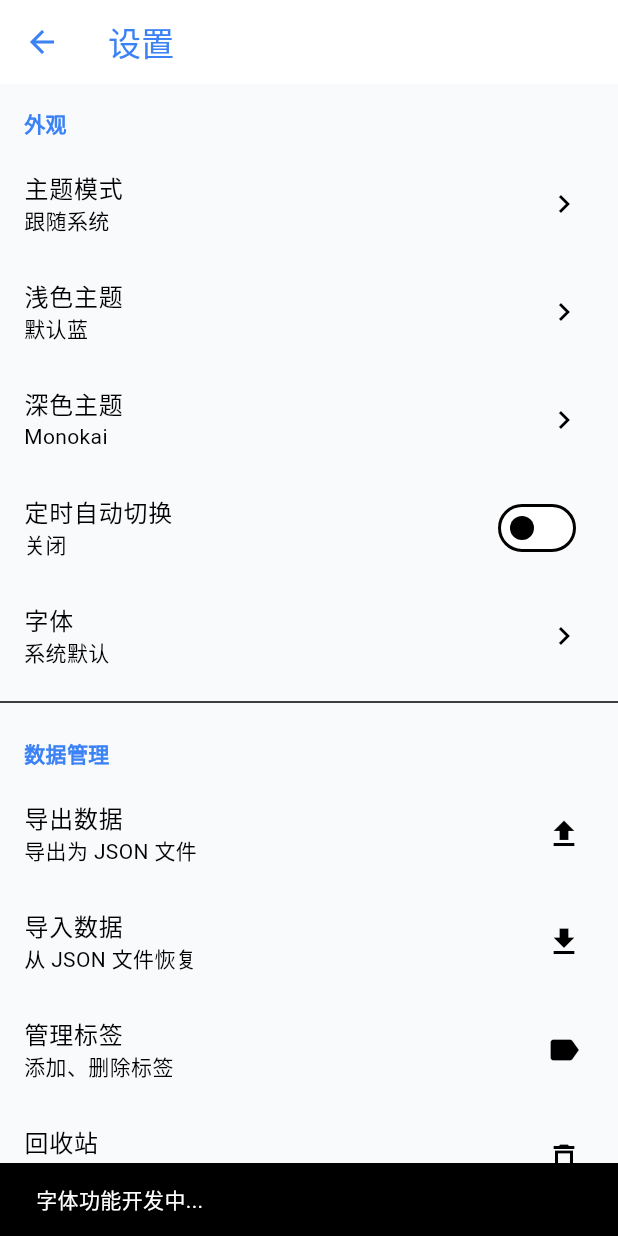
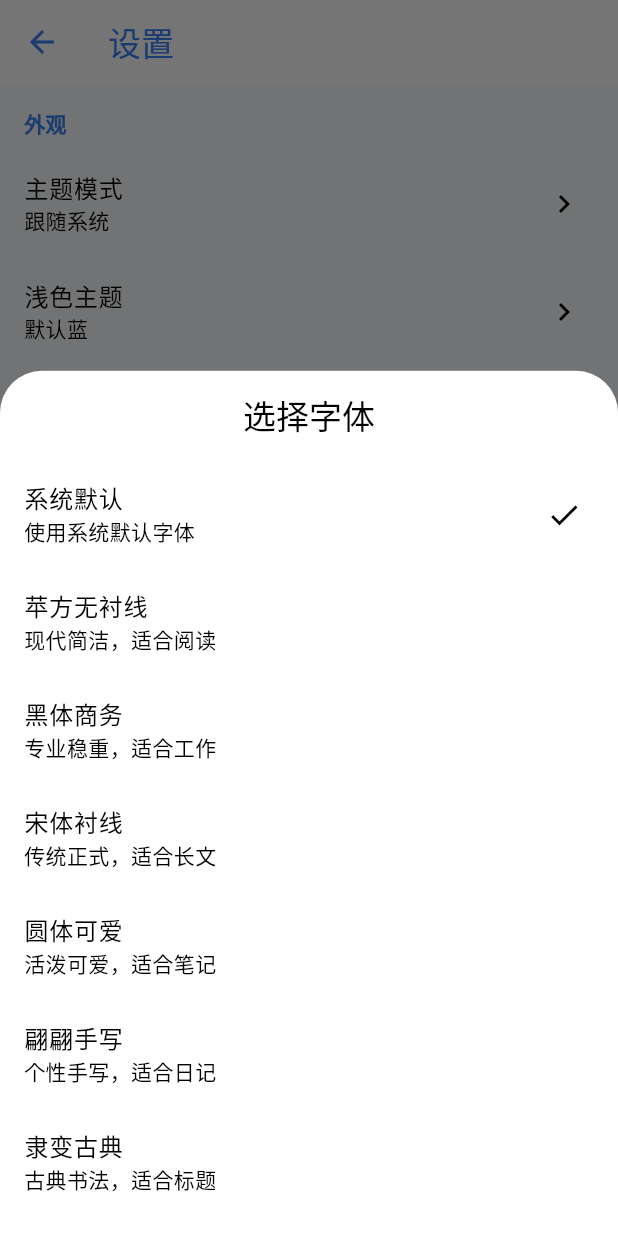
Before and after one commit to CyberYui/YuiTodo-Flutter, a Flutter app: the SettingsScreen screen opened directly, after a tap on "字体", on a phone screen of 412 x 824 dp. Run offline on Flutter 3.47's test engine with Material 3 defaults, Android fonts, the phone set to English and light mode, and no system bars; our stand-ins replace flutter_local_notifications, flutter_riverpod, sqflite, timezone; accounts and stored records are empty; Roboto replaces fonts that are missing (HanziPen SC, Heiti SC, Libian SC).

Commit message:
feat: font system, compact task card, theme improvements
- Implement font system with 10 Chinese + English font pairs
- Apply font to MaterialApp textTheme
- Compact task card layout: first row has color+icon+drag+title
- Fix theme picker bottom overflow with DraggableScrollableSheet
- Add font picker UI in settings

```diff
--- a/lib/core/theme/font_pairs.dart
+++ b/lib/core/theme/font_pairs.dart
@@ -1,6 +1,6 @@
 import 'package:flutter/material.dart';
 
-/// Font pairing system
+/// Font pairing system with system fonts
 class FontPair {
   final String name;
   final String? chineseFontFamily;
@@ -23,34 +23,58 @@ class AppFontPairs {
       description: '使用系统默认字体',
     ),
     FontPair(
-      name: '优雅黑体',
+      name: '苹方无衬线',
       chineseFontFamily: 'PingFang SC',
       englishFontFamily: 'SF Pro Display',
-      description: '苹方 + SF Pro，现代简洁',
+      description: '现代简洁，适合阅读',
     ),
     FontPair(
-      name: '经典宋体',
+      name: '黑体商务',
+      chineseFontFamily: 'Heiti SC',
+      englishFontFamily: 'Helvetica Neue',
+      description: '专业稳重，适合工作',
+    ),
+    FontPair(
+      name: '宋体衬线',
       chineseFontFamily: 'Songti SC',
       englishFontFamily: 'Georgia',
-      description: '宋体 + Georgia，传统正式',
+      description: '传统正式，适合长文',
     ),
     FontPair(
-      name: '可爱圆体',
+      name: '圆体可爱',
       chineseFontFamily: 'Yuanti SC',
       englishFontFamily: 'Nunito',
-      description: '圆体 + Nunito，活泼可爱',
+      description: '活泼可爱，适合笔记',
     ),
     FontPair(
-      name: '手写风格',
+      name: '翩翩手写',
       chineseFontFamily: 'HanziPen SC',
       englishFontFamily: 'Maple Mono',
-      description: '翩翩体 + Maple Mono，个性手写',
+      description: '个性手写，适合日记',
+    ),
+    FontPair(
+      name: '隶变古典',
+      chineseFontFamily: 'Libian SC',
+      englishFontFamily: 'Ma Shan Zheng',
+      description: '古典书法，适合标题',
+    ),
+    FontPair(
+      name: '娃娃童趣',
+      chineseFontFamily: 'Wawati SC',
+      englishFontFamily: 'Baloo 2',
+      description: '童趣活泼，适合轻松',
+    ),
+    FontPair(
+      name: '雅痞时尚',
+      chineseFontFamily: 'Yuppy SC',
+      englishFontFamily: 'Vibur',
+      description: '时尚潮流，适合个性',
     ),
     FontPair(
       name: '等宽代码',
       chineseFontFamily: 'Heiti SC',
       englishFontFamily: 'SF Mono',
-      description: '黑体 + SF Mono，技术感',
+      description: '技术感，适合代码',
     ),
   ];
 
--- a/lib/ui/screens/settings_screen.dart
+++ b/lib/ui/screens/settings_screen.dart
@@ -6,6 +6,9 @@ import '../../core/theme/font_pairs.dart';
 import '../screens/tag_management_screen.dart';
 import '../screens/recycle_bin_screen.dart';
 
+/// Font index provider
+final fontIndexProvider = StateProvider<int>((ref) => 0);
+
 class SettingsScreen extends ConsumerWidget {
   const SettingsScreen({super.key});
 
@@ -13,6 +16,7 @@ class SettingsScreen extends ConsumerWidget {
   Widget build(BuildContext context, WidgetRef ref) {
     final theme = Theme.of(context);
     final themeState = ref.watch(themeStateProvider);
+    final fontIndex = ref.watch(fontIndexProvider);
 
     return Scaffold(
       appBar: AppBar(
@@ -78,14 +82,9 @@ class SettingsScreen extends ConsumerWidget {
           // Font
           ListTile(
             title: const Text('字体'),
-            subtitle: Text('系统默认'),
+            subtitle: Text(AppFontPairs.getPair(fontIndex).name),
             trailing: const Icon(Icons.chevron_right),
-            onTap: () {
-              // TODO: Implement font picker
-              ScaffoldMessenger.of(context).showSnackBar(
-                const SnackBar(content: Text('字体功能开发中...')),
-              );
-            },
+            onTap: () => _showFontPicker(context, ref),
           ),
 
           const Divider(),
@@ -293,6 +292,52 @@ class SettingsScreen extends ConsumerWidget {
     );
   }
 
+  void _showFontPicker(BuildContext context, WidgetRef ref) {
+    showModalBottomSheet(
+      context: context,
+      isScrollControlled: true,
+      builder: (context) {
+        return DraggableScrollableSheet(
+          initialChildSize: 0.7,
+          minChildSize: 0.3,
+          maxChildSize: 0.9,
+          expand: false,
+          builder: (context, scrollController) {
+            return Column(
+              children: [
+                Padding(
+                  padding: const EdgeInsets.all(16),
+                  child: Text('选择字体', style: Theme.of(context).textTheme.titleLarge),
+                ),
+                Expanded(
+                  child: ListView.builder(
+                    controller: scrollController,
+                    itemCount: AppFontPairs.pairs.length,
+                    itemBuilder: (context, index) {
+                      final font = AppFontPairs.pairs[index];
+                      final currentIndex = ref.watch(fontIndexProvider);
+                      return ListTile(
+                        title: Text(font.name, style: TextStyle(fontFamily: font.chineseFontFamily)),
+                        subtitle: Text(font.description),
+                        trailing: currentIndex == index
+                            ? const Icon(Icons.check)
+                            : null,
+                        onTap: () {
+                          ref.read(fontIndexProvider.notifier).state = index;
+                          Navigator.pop(context);
+                        },
+                      );
+                    },
+                  ),
+                ),
+              ],
+            );
+          },
+        );
+      },
+    );
+  }
+
   Future<void> _showTimePicker(BuildContext context, WidgetRef ref, {required bool isStartTime}) async {
     final currentTime = isStartTime
         ? ref.read(themeStateProvider).darkStartTime ?? const TimeOfDay(hour: 18, minute: 0)
```
Also changed, not shown: lib/main.dart (+51 -4 lines).
